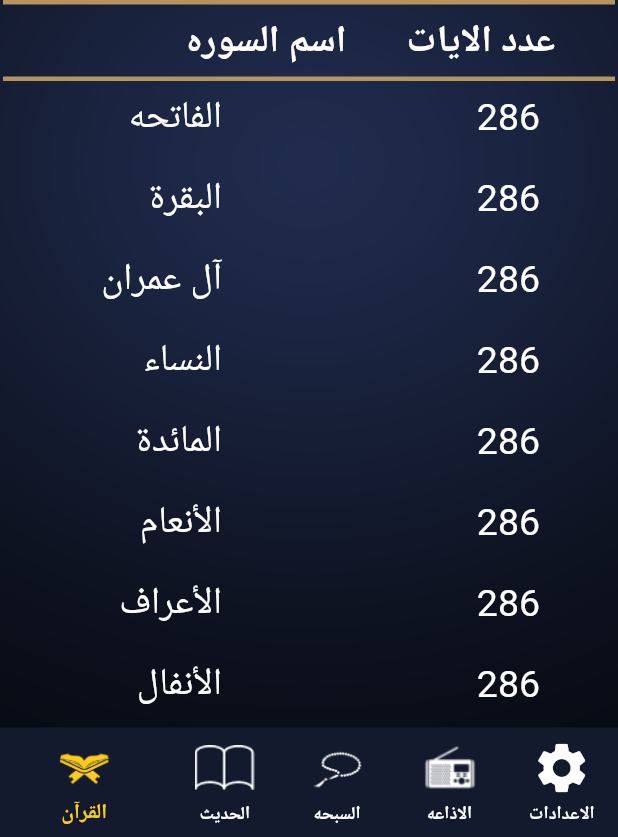
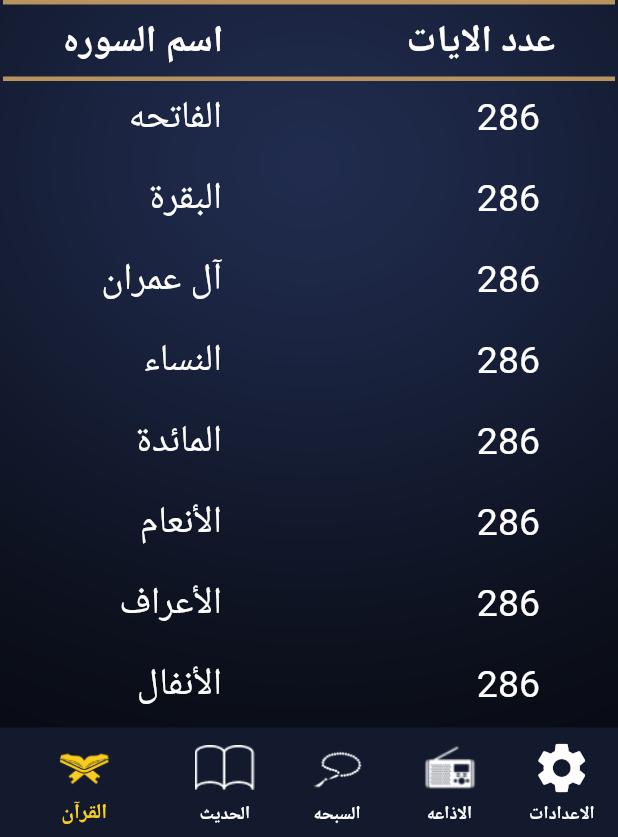
Before and after one commit to kirolos003/Islami_App, a Flutter app: the screen it shows after launch, on a phone screen of 412 x 824 dp, the part 399-1236 px from its top. Run offline on Flutter 3.47's test engine with Material 2 defaults, Android fonts, the phone set to English and light mode, and no system bars; our stand-ins replace shared_preferences; generated files the repository leaves out were written again.

Commit message:
updated some UI in the ahadeeth page and Quran page

```diff
--- a/lib/UI/Screens/ahadeth_page.dart
+++ b/lib/UI/Screens/ahadeth_page.dart
@@ -33,7 +33,9 @@ class AhadethPage extends StatelessWidget {
               color: const Color(0xffB7935F),
             ),
             Container(
-              margin: const EdgeInsets.symmetric(horizontal: 40, vertical: 7),
+              width: double.infinity,
+              alignment: Alignment.center,
+              margin: const EdgeInsets.symmetric(vertical: 7),
               child:  Text(
                 "الاحاديث",
                 style: Theme.of(context).textTheme.bodyMedium,
--- a/lib/UI/Screens/quran_page.dart
+++ b/lib/UI/Screens/quran_page.dart
@@ -1,7 +1,6 @@
 import 'package:flutter/material.dart';
 import 'package:project/UI/Screens/detailed_screen.dart';
 import 'package:flutter_gen/gen_l10n/app_localizations.dart';
-import 'package:project/style/themes.dart';
 import 'package:provider/provider.dart';
 
 import '../../provider/app_provider.dart';
@@ -152,8 +151,12 @@ class QuranPage extends StatelessWidget {
               color: const Color(0xffB7935F),
             ),
             Container(
-              margin: const EdgeInsets.symmetric(horizontal: 40, vertical: 7),
+              width: double.infinity,
+              alignment: Alignment.center,
+              padding: const EdgeInsets.symmetric(horizontal: 40),
+              margin: const EdgeInsets.symmetric(vertical: 7),
               child: Row(
+                mainAxisAlignment: MainAxisAlignment.spaceBetween,
                 children: [
                   Text(
                     AppLocalizations.of(context)!.ayat_number,
```
